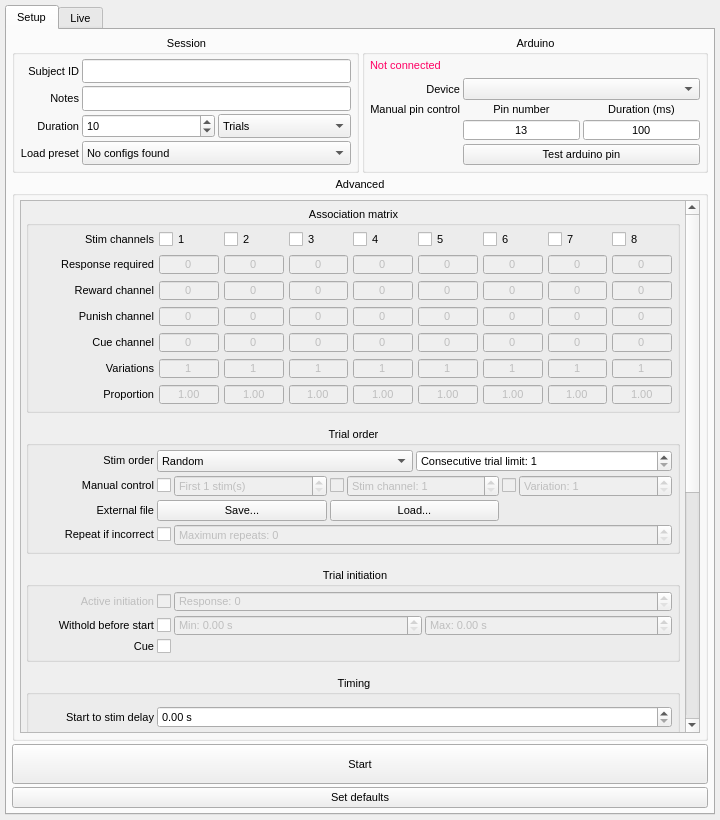
This is GUI/GUI.ui in llerussell/PyBehaviour as Qt 5 draws it before an edit. The edited form follows.
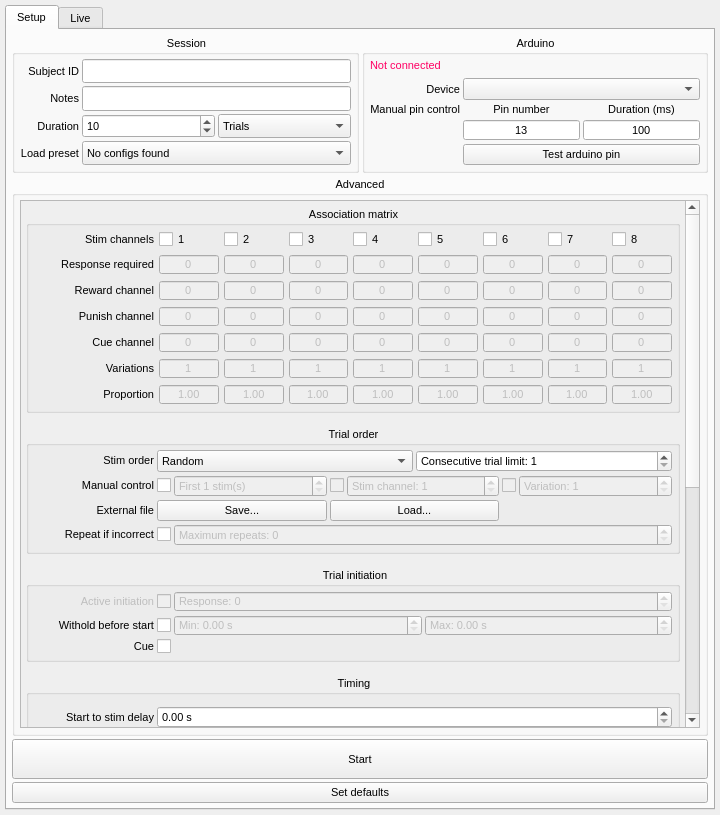
This is the edited form.

Commit message: gui size and positioning

What changed in the file:
```diff
--- a/GUI/GUI.ui
+++ b/GUI/GUI.ui
@@ -7,7 +7,7 @@
     <x>0</x>
     <y>0</y>
     <width>720</width>
-    <height>820</height>
+    <height>815</height>
    </rect>
   </property>
   <property name="minimumSize">
```
The commit also changes 2 other files.
